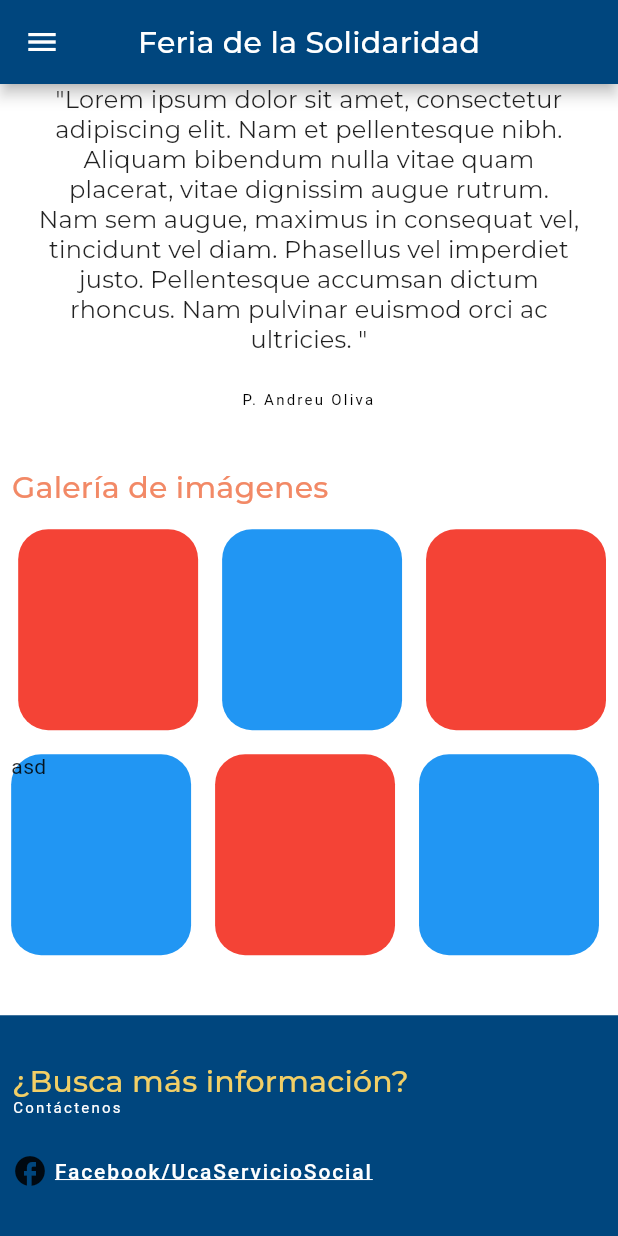
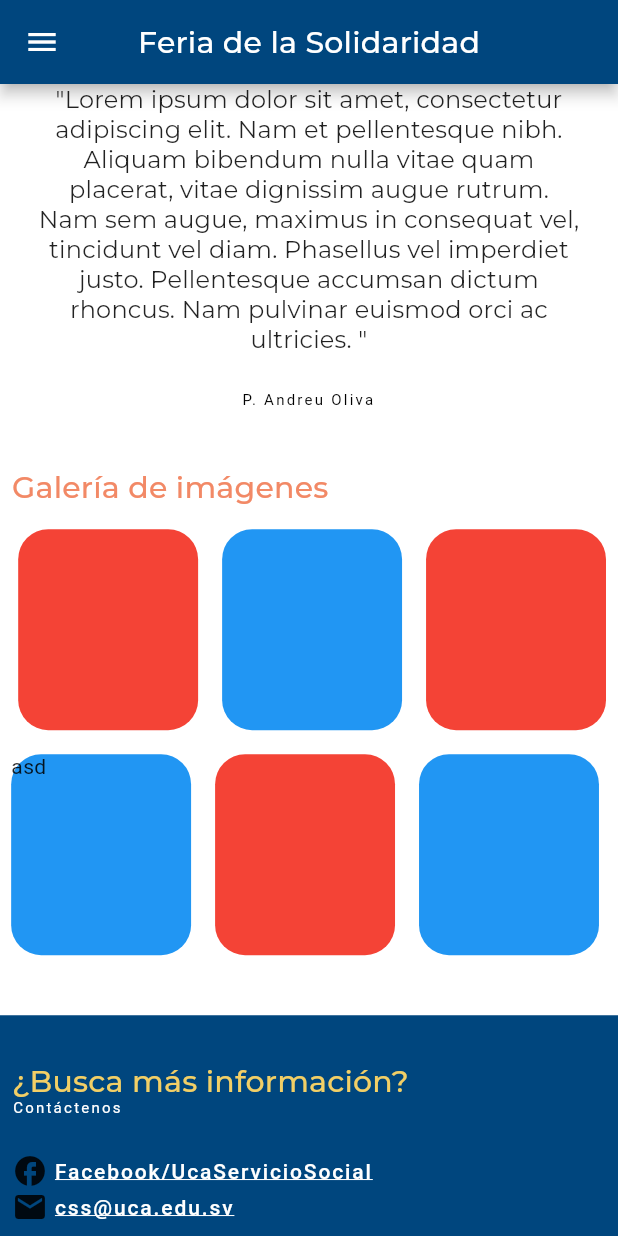
Before and after one commit to rgalea2809/feria_solidaridad_mobile, a Flutter app: the screen it shows after launch, scrolled down 919 dp, on a phone screen of 412 x 824 dp. Run offline on Flutter 3.47's test engine with Material 2 defaults, Android fonts, the phone set to English and light mode, and no system bars; our stand-ins replace google_fonts, youtube_player_flutter.

Commit message:
:recycle: Update assets and constants

```diff
--- a/feria_solidaridad/lib/constants/app_constants.dart
+++ b/feria_solidaridad/lib/constants/app_constants.dart
@@ -1,2 +1,8 @@
+// General constants
+const String kFairEditionNumber = "XXI";
+
+// Internet media links
 const String kRectorVideoId = "cva1fD2dKt0";
-const String facebookPageUrl = "facebook.com/serviciosocialuca";
+const String kFacebookPageUrl = "facebook.com/serviciosocialuca";
+const String kInstagramPageUrl = "instagram.com/serviciosocialuca";
+const String kContactEmail = "instagram.com/serviciosocialuca";
--- /dev/null
+++ b/feria_solidaridad/lib/constants/assets_constants.dart
@@ -0,0 +1,3 @@
+// App assets
+const String kLogoPath = "assets/images/logo_feria.png";
+const String kHomeHeroPath = "assets/images/home_hero.png";
--- a/feria_solidaridad/lib/modules/home/view/home.dart
+++ b/feria_solidaridad/lib/modules/home/view/home.dart
@@ -1,4 +1,5 @@
 import 'package:feria_solidaridad/constants/app_constants.dart';
+import 'package:feria_solidaridad/constants/assets_constants.dart';
 import 'package:feria_solidaridad/constants/debug_constants.dart';
 import 'package:feria_solidaridad/constants/theme_constants.dart';
 import 'package:feria_solidaridad/modules/home/model/social_link_data.dart';
@@ -15,15 +16,20 @@ class Home extends StatelessWidget {
       backgroundColor: kPrimaryColor,
       body: CustomScrollView(
         slivers: [
-          HomeAppBar(),
-          HomeWelcomeSection(),
-          HomeMediaSection(),
+          const HomeAppBar(),
+          const HomeWelcomeSection(),
+          const HomeMediaSection(),
           HomeFooter(
             socialLinks: [
               SocialLinkData(
-                url: "facebook.com/ucaserviciosocial",
-                icon: Icon(Icons.facebook),
+                url: kFacebookPageUrl,
+                icon: const Icon(Icons.facebook),
                 displayName: "Facebook/UcaServicioSocial",
+              ),
+              SocialLinkData(
+                url: kContactEmail,
+                icon: const Icon(Icons.email),
+                displayName: "css@uca.edu.sv",
               ),
             ],
           ),
@@ -54,7 +60,7 @@ class HomeAppBar extends StatelessWidget {
               ),
         ),
         background: Image.asset(
-          "assets/images/home_hero.png",
+          kHomeHeroPath,
           fit: BoxFit.cover,
         ),
       ),
@@ -74,7 +80,7 @@ class HomeWelcomeSection extends StatelessWidget {
           crossAxisAlignment: CrossAxisAlignment.start,
           children: [
             Text(
-              "XXI Feria de la Solidaridad",
+              "$kFairEditionNumber Feria de la Solidaridad",
               style: Theme.of(context).textTheme.overline?.copyWith(
                     color: Colors.white,
                   ),
@@ -121,7 +127,11 @@ class HomeWelcomeSection extends StatelessWidget {
                             ),
                             child: Padding(
                               padding: const EdgeInsets.all(8.0),
-                              child: Image.asset("assets/logo/logo-1.png"),
+                              child: Center(
+                                  child: Image.asset(
+                                kLogoPath,
+                                fit: BoxFit.fill,
+                              )),
                             ),
                           ),
                         ),
```
Also changed, not shown: feria_solidaridad/assets/images/logo_feria.png (added).
